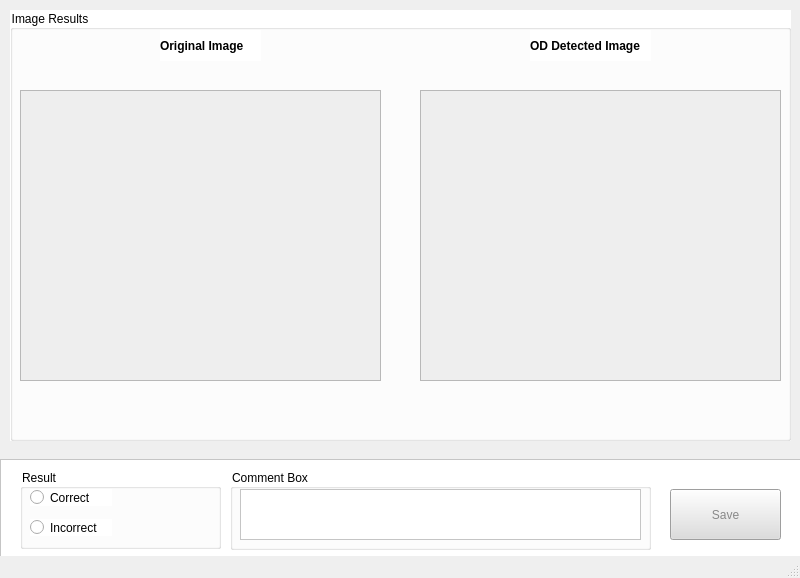
Before: the Qt Designer form evaluation/eval_gui.ui in matheusgomes28/darwin, drawn with Qt 5.
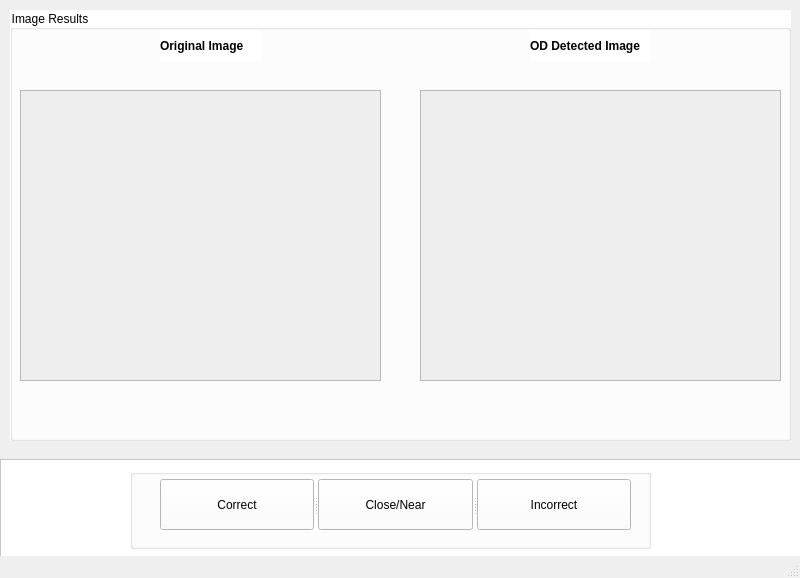
After: the same form once the commit is applied.

Commit message: BROKEN image

Diff of the .ui file:
```diff
--- a/evaluation/eval_gui.ui
+++ b/evaluation/eval_gui.ui
@@ -32,91 +32,45 @@
     <property name="frameShadow">
      <enum>QFrame::Raised</enum>
     </property>
-    <widget class="QPushButton" name="pushButton_3">
-     <property name="geometry">
-      <rect>
-       <x>670</x>
-       <y>30</y>
-       <width>111</width>
-       <height>51</height>
-      </rect>
-     </property>
-     <property name="styleSheet">
-      <string notr="true">background-color: #ddd;
-color: #888;
-</string>
-     </property>
-     <property name="text">
-      <string>Save</string>
-     </property>
-    </widget>
     <widget class="QGroupBox" name="groupBox">
      <property name="geometry">
       <rect>
-       <x>20</x>
+       <x>130</x>
        <y>10</y>
-       <width>201</width>
+       <width>521</width>
        <height>80</height>
       </rect>
      </property>
      <property name="title">
-      <string>Result</string>
+      <string/>
      </property>
-     <widget class="QRadioButton" name="radioButton">
+     <widget class="QSplitter" name="splitter">
       <property name="geometry">
        <rect>
-        <x>10</x>
-        <y>20</y>
-        <width>82</width>
-        <height>17</height>
-       </rect>
-      </property>
-      <property name="text">
-       <string>Correct</string>
-      </property>
-     </widget>
-     <widget class="QRadioButton" name="radioButton_2">
-      <property name="geometry">
-       <rect>
-        <x>10</x>
-        <y>50</y>
-        <width>82</width>
-        <height>17</height>
-       </rect>
-      </property>
-      <property name="text">
-       <string>Incorrect</string>
-      </property>
-     </widget>
-    </widget>
-    <widget class="QGroupBox" name="groupBox_2">
-     <property name="geometry">
-      <rect>
-       <x>230</x>
-       <y>10</y>
-       <width>421</width>
-       <height>81</height>
-      </rect>
-     </property>
-     <property name="title">
-      <string>Comment Box</string>
-     </property>
-     <widget class="QTextEdit" name="textEdit">
-      <property name="geometry">
-       <rect>
-        <x>10</x>
-        <y>20</y>
-        <width>401</width>
+        <x>30</x>
+        <y>10</y>
+        <width>471</width>
         <height>51</height>
        </rect>
       </property>
-      <property name="html">
-       <string>&lt;!DOCTYPE HTML PUBLIC &quot;-//W3C//DTD HTML 4.0//EN&quot; &quot;http://www.w3.org/TR/REC-html40/strict.dtd&quot;&gt;
-&lt;html&gt;&lt;head&gt;&lt;meta name=&quot;qrichtext&quot; content=&quot;1&quot; /&gt;&lt;style type=&quot;text/css&quot;&gt;
-p, li { white-space: pre-wrap; }
-&lt;/style&gt;&lt;/head&gt;&lt;body style=&quot; font-family:'MS Shell Dlg 2'; font-size:8.25pt; font-weight:400; font-style:normal;&quot;&gt;
-&lt;p style=&quot;-qt-paragraph-type:empty; margin-top:0px; margin-bottom:0px; margin-left:0px; margin-right:0px; -qt-block-indent:0; text-indent:0px;&quot;&gt;&lt;br /&gt;&lt;/p&gt;&lt;/body&gt;&lt;/html&gt;</string>
+      <property name="orientation">
+       <enum>Qt::Horizontal</enum>
       </property>
+      <widget class="QPushButton" name="correctButton">
+       <property name="text">
+        <string>Correct</string>
+       </property>
+      </widget>
+      <widget class="QPushButton" name="nearButton">
+       <property name="text">
+        <string>Close/Near</string>
+       </property>
+      </widget>
+      <widget class="QPushButton" name="incorrectButton">
+       <property name="text">
+        <string>Incorrect</string>
+       </property>
+      </widget>
      </widget>
     </widget>
    </widget>
```
Left out of the diff: 4 changed lines with no effect on the pictures. The commit also changes 1 other file.
